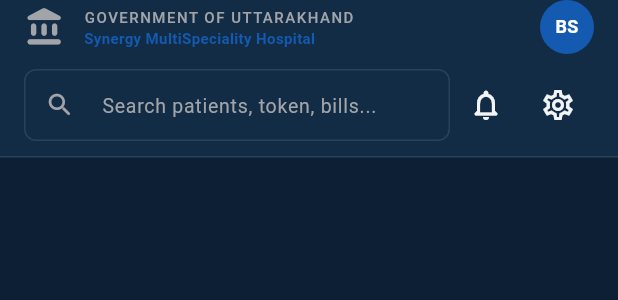
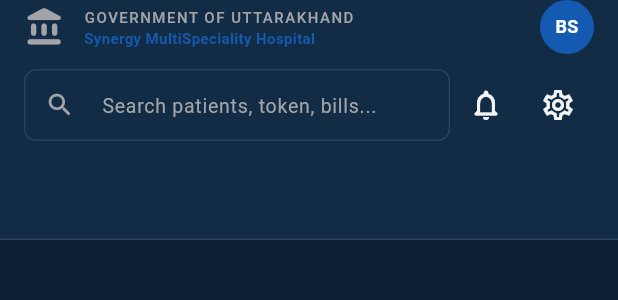
Before and after one commit to sahil-mobile-dev/ParaCarePlus, a Flutter app: the AppHeader widget shown alone on an empty page, opened directly, on a phone screen of 412 x 824 dp. Shown: the top 300 px of the screen. Run offline on Flutter 3.47's test engine with Material 3 defaults, Android fonts, the phone set to English and light mode, and no system bars; our stand-ins replace dio, flutter_riverpod, flutter_screenutil, freezed_annotation, go_router, riverpod_annotation; generated files the repository leaves out were written again; Roboto replaces fonts that are missing (Outfit).

Commit message:
feat: implement responsive dashboard screen and header widget

```diff
--- a/lib/features/dashboard/view/widgets/app_header.dart
+++ b/lib/features/dashboard/view/widgets/app_header.dart
@@ -7,17 +7,18 @@ class AppHeader extends StatelessWidget implements PreferredSizeWidget {
   const AppHeader({super.key});
 
   @override
-  Size get preferredSize => const Size.fromHeight(70);
+  Size get preferredSize => const Size.fromHeight(120);
 
   @override
   Widget build(BuildContext context) {
     return Container(
-      height: 105,
+      height: 160,
       padding: const EdgeInsets.symmetric(horizontal: AppSpacing.lg),
       decoration: const BoxDecoration(
         color: AppColors.surface,
         border: Border(bottom: BorderSide(color: AppColors.border)),
       ),
+      child: SafeArea(
         child: Column(
           children: [
             Row(
@@ -31,11 +32,15 @@ class AppHeader extends StatelessWidget implements PreferredSizeWidget {
             Row(
               children: [
                 _buildSearchField(),
-              _buildIconBtn(Icons.notifications_none_rounded, 'Notifications'),
+                _buildIconBtn(
+                  Icons.notifications_none_rounded,
+                  'Notifications',
+                ),
                 _buildIconBtn(Icons.settings_outlined, 'Settings'),
               ],
             ),
           ],
+        ),
       ),
     );
   }
```
Also changed, not shown: lib/features/dashboard/view/dashboard_screen.dart (+3 -7 lines). Lines whose indentation alone changed are shown as unchanged.
